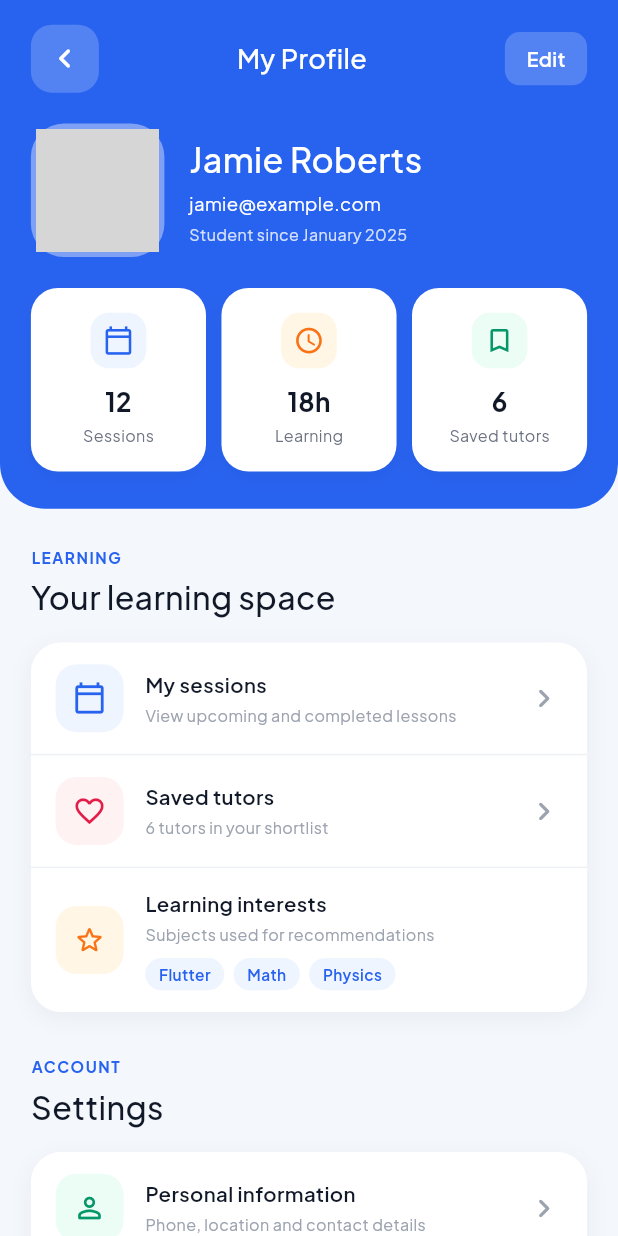
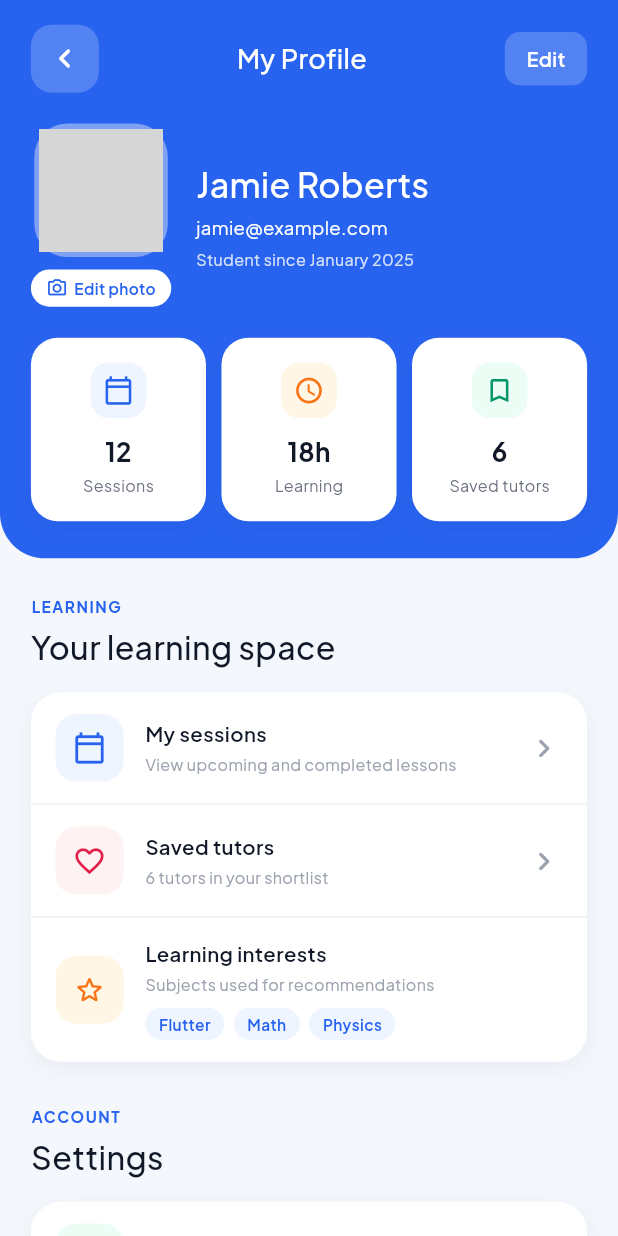
Before and after one commit to hasan-digitech24/Skill-Bridge-App-NASTP-, a Flutter app: the StudentProfileScreen screen opened by its route, on a phone screen of 412 x 824 dp. Run offline on Flutter 3.47's test engine with Material 3 defaults, Android fonts, the phone set to English and light mode, and no system bars; our stand-ins replace flutter_screenutil, flutter_svg, get, google_fonts, image_picker; grey boxes are pictures that could not be loaded.

Commit message:
Profile Pic edit feature

```diff
--- a/lib/controllers/profile_controller.dart
+++ b/lib/controllers/profile_controller.dart
@@ -1,6 +1,13 @@
 import 'package:get/get.dart';
 import 'package:my_app/controllers/student_nav_controller.dart';
 import 'package:my_app/controllers/theme_controller.dart';
+import 'dart:io';
+import 'package:flutter/foundation.dart';
+import 'package:flutter/material.dart';
+import 'package:image_picker/image_picker.dart';
+import 'package:my_app/widgets/student/photo_options_sheet.dart';
+
+
 
 class ProfileController extends GetxController {
   // Demo data (replace with real user data later)
@@ -18,6 +25,46 @@ class ProfileController extends GetxController {
   final pushOn = true.obs;
   final remindersOn = true.obs;
   final darkOn = false.obs;
+  final _picker = ImagePicker();
+
+  final imagePath = ''.obs;
+
+  // The image to show: picked photo, or the default asset
+  ImageProvider get imageProvider {
+    if (imagePath.value.isEmpty) {
+      return const AssetImage('assets/png/jamie.png');
+    }
+    if (kIsWeb) return NetworkImage(imagePath.value);
+    return FileImage(File(imagePath.value));
+  }
+
+  // Opens the "Open camera / Select from Gallery" sheet
+  void openPhotoSheet() {
+    Get.bottomSheet(
+      const PhotoOptionsSheet(),
+      backgroundColor: Colors.transparent,
+    );
+  }
+
+  // Closes the sheet, then opens the camera or gallery
+  Future<void> pickImage(ImageSource source) async {
+    Get.back();
+
+    try {
+      final picked = await _picker.pickImage(
+        source: source,
+        imageQuality: 80,
+        maxWidth: 1024,
+      );
+
+      if (picked != null) {
+        imagePath.value = picked.path;
+        Get.snackbar('Done', 'Profile photo updated.');
+      }
+    } catch (e) {
+      Get.snackbar('Error', 'Could not open the camera or gallery.');
+    }
+  }
 
   @override
   void onInit() {
--- a/lib/view/student_profile_screen.dart
+++ b/lib/view/student_profile_screen.dart
@@ -267,18 +267,68 @@ class StudentProfileScreen extends StatelessWidget {
           // Avatar + name + email
           Row(
             children: [
-              Container(
+                          // Avatar + edit button
+              Column(
+                children: [
+                  GestureDetector(
+                    onTap: c.openPhotoSheet,
+                    child: Container(
                       padding: EdgeInsets.all(w * 0.008),
                       decoration: BoxDecoration(
                         color: const Color(0x66FFFFFF),
                         borderRadius: BorderRadius.circular(22),
                       ),
-                child: TutorImage(
-                  path: 'assets/png/jamie.png',
+                      child: Obx(
+                        () => Container(
                           width: w * 0.2,
                           height: w * 0.2,
+                          decoration: BoxDecoration(
                             borderRadius: BorderRadius.circular(18),
+                            image: DecorationImage(
+                              image: c.imageProvider,
+                              fit: BoxFit.cover,
                             ),
+                          ),
+                        ),
+                      ),
+                    ),
+                  ),
+                  SizedBox(height: w * 0.02),
+
+                  // Edit photo button
+                  GestureDetector(
+                    onTap: c.openPhotoSheet,
+                    child: Container(
+                      padding: EdgeInsets.symmetric(
+                        horizontal: w * 0.025,
+                        vertical: w * 0.012,
+                      ),
+                      decoration: BoxDecoration(
+                        color: AppColors.white,
+                        borderRadius: BorderRadius.circular(20),
+                      ),
+                      child: Row(
+                        mainAxisSize: MainAxisSize.min,
+                        children: [
+                          Icon(
+                            Icons.photo_camera_outlined,
+                            size: w * 0.035,
+                            color: AppColors.primary,
+                          ),
+                          SizedBox(width: w * 0.01),
+                          Text(
+                            'Edit photo',
+                            style: TextStyle(
+                              fontSize: w * 0.025,
+                              fontWeight: FontWeight.w600,
+                              color: AppColors.primary,
+                            ),
+                          ),
+                        ],
+                      ),
+                    ),
+                  ),
+                ],
               ),
               SizedBox(width: w * 0.04),
               Expanded(
--- a/pubspec.yaml
+++ b/pubspec.yaml
@@ -13,6 +13,7 @@ dependencies:
   flutter_svg: ^2.4.0
   get: ^4.7.3
   google_fonts: ^8.2.1
+  image_picker: ^1.2.4
 
 dev_dependencies:
   flutter_test:
```
Also changed, not shown: lib/widgets/student/photo_options_sheet.dart (added, +91 -0 lines), pubspec.lock. Lines whose indentation alone changed are shown as unchanged.
